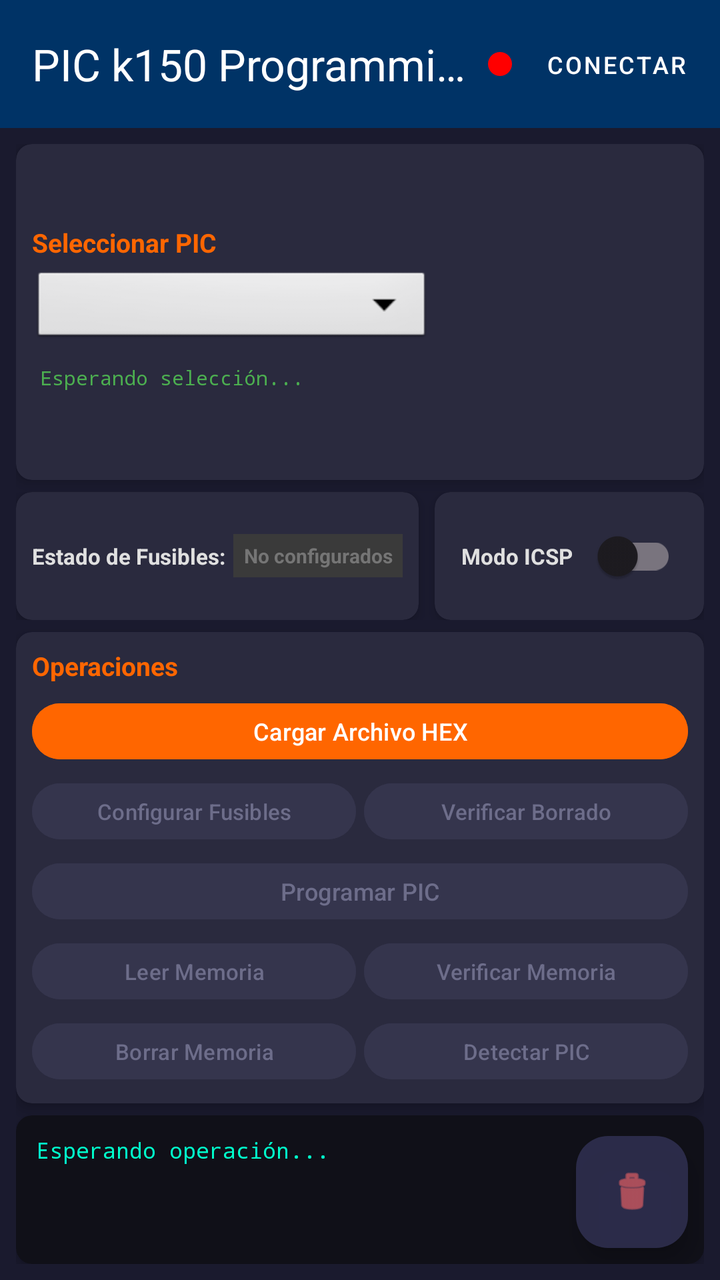
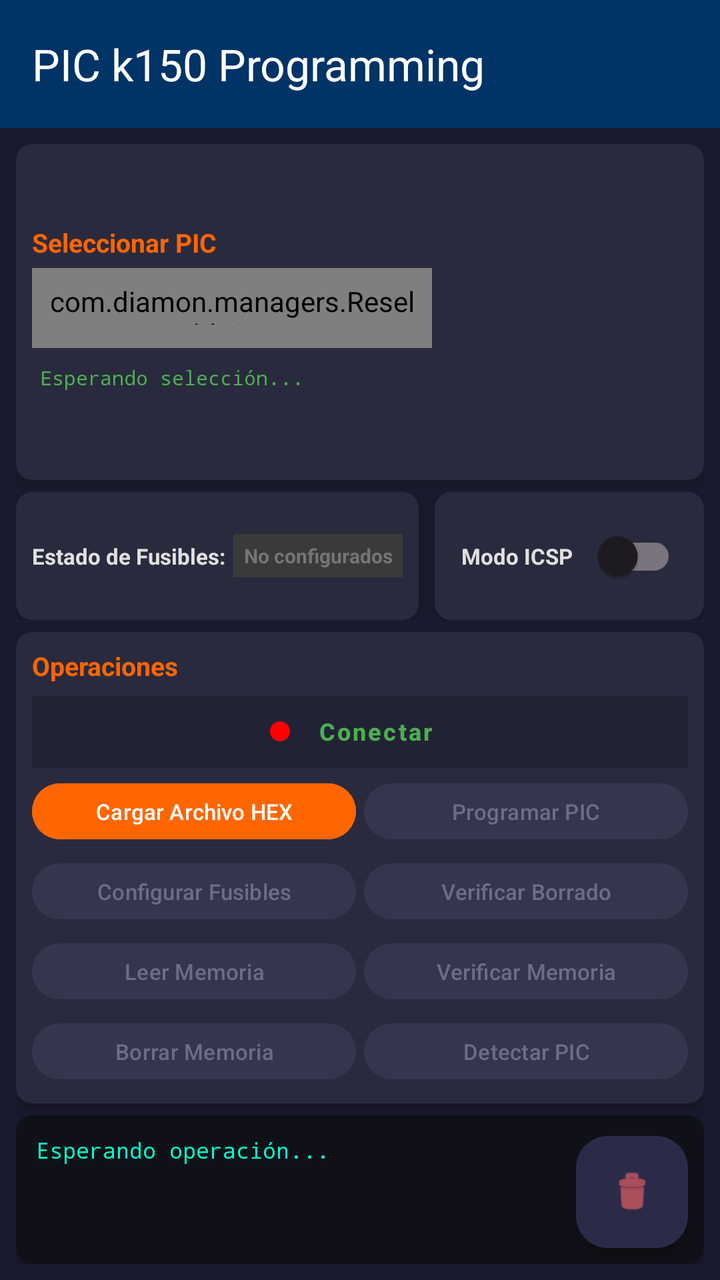

Before-and-after screenshots of an Android layout around one commit, followed by the original layout XML and the change that was made.
<!-- AndroidManifest.xml: application theme Theme.PICk150Programing -->
<!-- res/layout/activity_main.xml -->
<?xml version="1.0" encoding="utf-8"?>
<androidx.constraintlayout.widget.ConstraintLayout
    xmlns:android="http://schemas.android.com/apk/res/android"
    xmlns:app="http://schemas.android.com/apk/res-auto"
    xmlns:tools="http://schemas.android.com/tools"
    android:id="@+id/main"
    android:layout_width="match_parent"
    android:layout_height="match_parent"
    android:background="#1A1A2E"
    tools:context=".MainActivity">

    
    <com.google.android.material.appbar.AppBarLayout
        android:id="@+id/appBarLayout"
        android:layout_width="0dp"
        android:layout_height="wrap_content"
        android:elevation="8dp"
        app:layout_constraintEnd_toEndOf="parent"
        app:layout_constraintStart_toStartOf="parent"
        app:layout_constraintTop_toTopOf="parent">

        <androidx.appcompat.widget.Toolbar
            android:id="@+id/toolbar"
            android:layout_width="match_parent"
            android:layout_height="?attr/actionBarSize"
            android:background="#003366"
            android:elevation="8dp"
            app:titleTextColor="#FFFFFF"
            app:title="@string/app_name">

            <LinearLayout
                android:layout_width="wrap_content"
                android:layout_height="wrap_content"
                android:layout_gravity="end"
                android:gravity="center_vertical"
                android:orientation="horizontal"
                android:layout_marginEnd="8dp">

                <View
                    android:id="@+id/connectionIndicator"
                    android:layout_width="12dp"
                    android:layout_height="12dp"
                    android:layout_marginEnd="8dp"
                    android:background="@drawable/connection_indicator" />

                <com.google.android.material.button.MaterialButton
                    android:id="@+id/btnConnectUsb"
                    style="@style/Widget.MaterialComponents.Button.TextButton"
                    android:layout_width="wrap_content"
                    android:layout_height="36dp"
                    android:paddingHorizontal="8dp"
                    android:text="Conectar"
                    android:textColor="#FFFFFF"
                    android:textSize="12sp" />
            </LinearLayout>
        </androidx.appcompat.widget.Toolbar>
    </com.google.android.material.appbar.AppBarLayout>

    
    <LinearLayout
        android:id="@+id/mainContentLayout"
        android:layout_width="0dp"
        android:layout_height="0dp"
        android:orientation="vertical"
        android:padding="8dp"
        app:layout_constraintTop_toBottomOf="@+id/appBarLayout"
        app:layout_constraintBottom_toTopOf="@+id/bannerContainer"
        app:layout_constraintStart_toStartOf="parent"
        app:layout_constraintEnd_toEndOf="parent">

        
        <androidx.cardview.widget.CardView
            android:layout_width="match_parent"
            android:layout_height="wrap_content"
            android:layout_marginBottom="6dp"
            app:cardBackgroundColor="#2A2A3E"
            app:cardCornerRadius="8dp"
            app:cardElevation="4dp">

            <LinearLayout
                android:layout_width="match_parent"
                android:layout_height="wrap_content"
                android:orientation="horizontal"
                android:padding="8dp"
                android:baselineAligned="false"
                android:gravity="center_vertical">

                
                <LinearLayout
                    android:layout_width="0dp"
                    android:layout_height="wrap_content"
                    android:layout_weight="1"
                    android:orientation="vertical">

                    <TextView
                        android:layout_width="wrap_content"
                        android:layout_height="wrap_content"
                        android:layout_marginBottom="4dp"
                        android:text="@string/seleccionar_chip_pic"
                        android:textColor="#FF6600"
                        android:textSize="13sp"
                        android:textStyle="bold" />

                    <Spinner
                        android:id="@+id/chipSpinner"
                        android:layout_width="match_parent"
                        android:layout_height="40dp"
                        android:layout_marginBottom="4dp"
                        android:background="@android:drawable/btn_dropdown"
                        android:paddingStart="8dp"
                        android:paddingEnd="8dp"
                        android:spinnerMode="dropdown" />

                    <TextView
                        android:id="@+id/chipInfoTextView"
                        android:layout_width="match_parent"
                        android:layout_height="wrap_content"
                        android:fontFamily="monospace"
                        android:padding="4dp"
                        android:text="@string/esperando_seleccion"
                        android:textColor="#4CAF50"
                        android:textSize="10sp" />
                </LinearLayout>

                
                <ImageView
                    android:id="@+id/chipSocketImageView"
                    android:layout_width="120dp"
                    android:layout_height="144dp"
                    android:layout_marginStart="8dp"
                    android:layout_marginTop="4dp"
                    android:layout_marginBottom="4dp"
                    android:contentDescription="Socket Diagram"
                    android:scaleType="fitCenter"
                    android:visibility="visible" />
            </LinearLayout>
        </androidx.cardview.widget.CardView>

        
        <LinearLayout
            android:layout_width="match_parent"
            android:layout_height="wrap_content"
            android:orientation="horizontal"
            android:layout_marginBottom="6dp"
            android:gravity="center_vertical">

            
            <androidx.cardview.widget.CardView
                android:layout_width="0dp"
                android:layout_height="match_parent"
                android:layout_weight="1.2"
                android:layout_marginEnd="4dp"
                app:cardBackgroundColor="#2A2A3E"
                app:cardCornerRadius="8dp"
                app:cardElevation="4dp">

                <LinearLayout
                    android:layout_width="match_parent"
                    android:layout_height="match_parent"
                    android:orientation="horizontal"
                    android:padding="8dp"
                    android:gravity="center_vertical">

                    <TextView
                        android:layout_width="wrap_content"
                        android:layout_height="wrap_content"
                        android:text="@string/estado_fusibles"
                        android:textColor="#E0E0E0"
                        android:textSize="11sp"
                        android:textStyle="bold"
                        android:layout_marginEnd="4dp" />

                    <TextView
                        android:id="@+id/fuseStatusTextView"
                        android:layout_width="0dp"
                        android:layout_height="wrap_content"
                        android:layout_weight="1"
                        android:text="@string/fuses_no_configurados"
                        android:textColor="#757575"
                        android:textSize="10sp"
                        android:textStyle="bold"
                        android:gravity="center"
                        android:paddingStart="4dp"
                        android:paddingEnd="4dp"
                        android:paddingTop="4dp"
                        android:paddingBottom="4dp"
                        android:background="#3A3A3A"
                        android:ellipsize="end"
                        android:singleLine="true" />
                </LinearLayout>
            </androidx.cardview.widget.CardView>

            
            <androidx.cardview.widget.CardView
                android:layout_width="0dp"
                android:layout_height="match_parent"
                android:layout_weight="0.8"
                android:layout_marginStart="4dp"
                app:cardBackgroundColor="#2A2A3E"
                app:cardCornerRadius="8dp"
                app:cardElevation="4dp">

                <LinearLayout
                    android:layout_width="match_parent"
                    android:layout_height="match_parent"
                    android:orientation="horizontal"
                    android:padding="8dp"
                    android:gravity="center">

                    <TextView
                        android:layout_width="wrap_content"
                        android:layout_height="wrap_content"
                        android:text="@string/modo_icsp"
                        android:textColor="#E0E0E0"
                        android:textSize="11sp"
                        android:textStyle="bold"
                        android:layout_marginEnd="4dp" />

                    <androidx.appcompat.widget.SwitchCompat
                        android:id="@+id/swModeICSP"
                        android:layout_width="wrap_content"
                        android:layout_height="wrap_content"
                        android:thumbTint="#FFFFFF"
                        android:trackTint="#90EE90" />
                </LinearLayout>
            </androidx.cardview.widget.CardView>

        </LinearLayout>

        
        <androidx.cardview.widget.CardView
            android:layout_width="match_parent"
            android:layout_height="wrap_content"
            android:layout_marginBottom="6dp"
            app:cardBackgroundColor="#2A2A3E"
            app:cardCornerRadius="8dp"
            app:cardElevation="4dp">

            <LinearLayout
                android:layout_width="match_parent"
                android:layout_height="wrap_content"
                android:orientation="vertical"
                android:padding="8dp">

                <TextView
                    android:layout_width="wrap_content"
                    android:layout_height="wrap_content"
                    android:layout_marginBottom="6dp"
                    android:text="@string/operaciones"
                    android:textColor="#FF6600"
                    android:textSize="13sp"
                    android:textStyle="bold" />

                
                <Button
                    android:id="@+id/btnSelectHex"
                    android:layout_width="match_parent"
                    android:layout_height="36dp"
                    android:layout_marginBottom="4dp"
                    android:backgroundTint="#FF6600"
                    android:textAllCaps="false"
                    android:text="@string/cargar_archivo_hex"
                    android:textColor="#FFFFFF"
                    android:textSize="12sp"
                    android:paddingTop="0dp"
                    android:paddingBottom="0dp" />

                
                <LinearLayout
                    android:layout_width="match_parent"
                    android:layout_height="wrap_content"
                    android:layout_marginBottom="4dp"
                    android:orientation="horizontal">

                    <Button
                        android:id="@+id/btnConfigureFuses"
                        android:layout_width="0dp"
                        android:layout_height="36dp"
                        android:layout_marginEnd="2dp"
                        android:layout_weight="1"
                        android:backgroundTint="#35354D"
                        android:enabled="false"
                        android:textAllCaps="false"
                        android:text="@string/configurar_fusibles"
                        android:textColor="#6D6D8A"
                        android:textSize="11sp"
                        android:paddingTop="0dp"
                        android:paddingBottom="0dp" />

                    <Button
                        android:id="@+id/btnBlankCheck"
                        android:layout_width="0dp"
                        android:layout_height="36dp"
                        android:layout_marginStart="2dp"
                        android:layout_weight="1"
                        android:backgroundTint="#35354D"
                        android:enabled="false"
                        android:textAllCaps="false"
                        android:text="@string/verificar_borrado"
                        android:textColor="#6D6D8A"
                        android:textSize="11sp"
                        android:paddingTop="0dp"
                        android:paddingBottom="0dp" />
                </LinearLayout>

                
                <Button
                    android:id="@+id/btnProgramarPic"
                    android:layout_width="match_parent"
                    android:layout_height="36dp"
                    android:layout_marginBottom="4dp"
                    android:backgroundTint="#35354D"
                    android:enabled="false"
                    android:textAllCaps="false"
                    android:text="@string/programar_pic"
                    android:textColor="#6D6D8A"
                    android:textSize="12sp"
                    android:paddingTop="0dp"
                    android:paddingBottom="0dp" />

                
                <LinearLayout
                    android:layout_width="match_parent"
                    android:layout_height="wrap_content"
                    android:layout_marginBottom="4dp"
                    android:orientation="horizontal">

                    <Button
                        android:id="@+id/btnLeerMemoriaDeLPic"
                        android:layout_width="0dp"
                        android:layout_height="36dp"
                        android:layout_marginEnd="2dp"
                        android:layout_weight="1"
                        android:backgroundTint="#35354D"
                        android:enabled="false"
                        android:textAllCaps="false"
                        android:text="@string/leer_memoria"
                        android:textColor="#6D6D8A"
                        android:textSize="11sp"
                        android:paddingTop="0dp"
                        android:paddingBottom="0dp" />

                    <Button
                        android:id="@+id/btnVerificarMemoriaDelPic"
                        android:layout_width="0dp"
                        android:layout_height="36dp"
                        android:layout_marginStart="2dp"
                        android:layout_weight="1"
                        android:backgroundTint="#35354D"
                        android:enabled="false"
                        android:textAllCaps="false"
                        android:text="@string/verificar"
                        android:textColor="#6D6D8A"
                        android:textSize="11sp"
                        android:paddingTop="0dp"
                        android:paddingBottom="0dp" />
                </LinearLayout>

                
                <LinearLayout
                    android:layout_width="match_parent"
                    android:layout_height="wrap_content"
                    android:orientation="horizontal">

                    <Button
                        android:id="@+id/btnBorrarMemoriaDeLPic"
                        android:layout_width="0dp"
                        android:layout_height="36dp"
                        android:layout_marginEnd="2dp"
                        android:layout_weight="1"
                        android:backgroundTint="#35354D"
                        android:enabled="false"
                        android:textAllCaps="false"
                        android:text="@string/borrar_memoria"
                        android:textColor="#6D6D8A"
                        android:textSize="11sp"
                        android:paddingTop="0dp"
                        android:paddingBottom="0dp" />

                    <Button
                        android:id="@+id/btnDetectarPic"
                        android:layout_width="0dp"
                        android:layout_height="36dp"
                        android:layout_marginStart="2dp"
                        android:layout_weight="1"
                        android:backgroundTint="#35354D"
                        android:enabled="false"
                        android:textAllCaps="false"
                        android:text="@string/detectar_pic"
                        android:textColor="#6D6D8A"
                        android:textSize="11sp"
                        android:paddingTop="0dp"
                        android:paddingBottom="0dp" />
                </LinearLayout>
            </LinearLayout>
        </androidx.cardview.widget.CardView>

        
        <androidx.cardview.widget.CardView
            android:layout_width="match_parent"
            android:layout_height="0dp"
            android:layout_weight="1"
            app:cardBackgroundColor="#101018"
            app:cardCornerRadius="8dp"
            app:cardElevation="4dp">

            
            <FrameLayout
                android:layout_width="match_parent"
                android:layout_height="match_parent">

                
                <ScrollView
                    android:id="@+id/logScrollView"
                    android:layout_width="match_parent"
                    android:layout_height="match_parent"
                    android:fillViewport="true"
                    android:scrollbars="vertical">

                    <TextView
                        android:id="@+id/processStatusTextView"
                        android:layout_width="match_parent"
                        android:layout_height="wrap_content"
                        android:fontFamily="monospace"
                        android:gravity="start|top"
                        android:padding="10dp"
                        android:paddingBottom="48dp"
                        android:text="@string/esperando_operacion"
                        android:textColor="#00FFCC"
                        android:textSize="11sp" />
                </ScrollView>

                
                <com.google.android.material.floatingactionbutton.FloatingActionButton
                    android:id="@+id/btnLimpiarLog"
                    android:layout_width="wrap_content"
                    android:layout_height="wrap_content"
                    android:layout_gravity="bottom|end"
                    android:layout_margin="8dp"
                    android:contentDescription="Limpiar log"
                    app:srcCompat="@android:drawable/ic_menu_delete"
                    app:backgroundTint="#CC333355"
                    app:fabSize="mini"
                    app:tint="#FF6666" />

            </FrameLayout>
        </androidx.cardview.widget.CardView>

        
        <LinearLayout
            android:id="@+id/romDataContainer"
            android:layout_width="match_parent"
            android:layout_height="wrap_content"
            android:orientation="vertical"
            android:visibility="gone" />

        <LinearLayout
            android:id="@+id/eepromDataContainer"
            android:layout_width="match_parent"
            android:layout_height="wrap_content"
            android:orientation="vertical"
            android:visibility="gone" />

    </LinearLayout>

    
    <FrameLayout
        android:id="@+id/bannerContainer"
        android:layout_width="0dp"
        android:layout_height="wrap_content"
        app:layout_constraintBottom_toBottomOf="parent"
        app:layout_constraintEnd_toEndOf="parent"
        app:layout_constraintStart_toStartOf="parent" />

</androidx.constraintlayout.widget.ConstraintLayout>
<!-- resources referenced by this layout -->
<resources>
  <!-- drawable connection_indicator (drawable) -->
  <?xml version="1.0" encoding="utf-8"?>
  <shape xmlns:android="http://schemas.android.com/apk/res/android"
      android:shape="oval">
      <solid android:color="#FF0000" />
      <size android:width="12dp" android:height="12dp" />
  </shape>
  <string name="app_name">PIC k150 Programming</string>
  <string name="borrar_memoria">Borrar Memoria</string>
  <string name="cargar_archivo_hex">Cargar Archivo HEX</string>
  <string name="configurar_fusibles">Configurar Fusibles</string>
  <string name="detectar_pic">Detectar PIC</string>
  <string name="esperando_operacion">Esperando operación...</string>
  <string name="esperando_seleccion">Esperando selección...</string>
  <string name="estado_fusibles">Estado de Fusibles:</string>
  <string name="fuses_no_configurados">No configurados</string>
  <string name="leer_memoria">Leer Memoria</string>
  <string name="modo_icsp">Modo ICSP</string>
  <string name="operaciones">Operaciones</string>
  <string name="programar_pic">Programar PIC</string>
  <string name="seleccionar_chip_pic">Seleccionar PIC</string>
  <string name="verificar">Verificar Memoria</string>
  <string name="verificar_borrado">Verificar Borrado</string>
  <style name="Theme.PICk150Programing" parent="Base.Theme.PICk150Programing" />
  <style name="Base.Theme.PICk150Programing" parent="Theme.Material3.DayNight.NoActionBar">
          
          <item name="actionMenuTextColor">@color/white</item>
          <item name="android:textColorSecondary">@color/white</item>
          
          
          <item name="android:statusBarColor">@android:color/transparent</item>
          <item name="android:navigationBarColor">@android:color/transparent</item>
          <item name="android:windowLightStatusBar" tools:targetApi="m">true</item>
          <item name="android:windowLightNavigationBar" tools:targetApi="o_mr1">true</item>
      </style>
  <color name="white">#FFFFFFFF</color>
</resources>

<!-- the commit's change to res/layout/activity_main.xml (unified diff, before → after) -->
@@ -26,34 +26,7 @@
             android:background="#003366"
             android:elevation="8dp"
             app:titleTextColor="#FFFFFF"
-            app:title="@string/app_name">
-
-            <LinearLayout
-                android:layout_width="wrap_content"
-                android:layout_height="wrap_content"
-                android:layout_gravity="end"
-                android:gravity="center_vertical"
-                android:orientation="horizontal"
-                android:layout_marginEnd="8dp">
-
-                <View
-                    android:id="@+id/connectionIndicator"
-                    android:layout_width="12dp"
-                    android:layout_height="12dp"
-                    android:layout_marginEnd="8dp"
-                    android:background="@drawable/connection_indicator" />
-
-                <com.google.android.material.button.MaterialButton
-                    android:id="@+id/btnConnectUsb"
-                    style="@style/Widget.MaterialComponents.Button.TextButton"
-                    android:layout_width="wrap_content"
-                    android:layout_height="36dp"
-                    android:paddingHorizontal="8dp"
-                    android:text="Conectar"
-                    android:textColor="#FFFFFF"
-                    android:textSize="12sp" />
-            </LinearLayout>
-        </androidx.appcompat.widget.Toolbar>
+            app:title="@string/app_name" />
     </com.google.android.material.appbar.AppBarLayout>
 
     
@@ -101,7 +74,7 @@
                         android:textSize="13sp"
                         android:textStyle="bold" />
 
-                    <Spinner
+                    <com.diamon.managers.ReselectableSpinner
                         android:id="@+id/chipSpinner"
                         android:layout_width="match_parent"
                         android:layout_height="40dp"
@@ -252,18 +225,37 @@
                     android:textStyle="bold" />
 
                 
-                <Button
-                    android:id="@+id/btnSelectHex"
+                <LinearLayout
+                    android:id="@+id/layoutConnectUsb"
                     android:layout_width="match_parent"
                     android:layout_height="36dp"
                     android:layout_marginBottom="4dp"
-                    android:backgroundTint="#FF6600"
-                    android:textAllCaps="false"
-                    android:text="@string/cargar_archivo_hex"
-                    android:textColor="#FFFFFF"
-                    android:textSize="12sp"
-                    android:paddingTop="0dp"
-                    android:paddingBottom="0dp" />
+                    android:gravity="center"
+                    android:orientation="horizontal"
+                    android:background="#222235">
+
+                    <View
+                        android:id="@+id/connectionIndicator"
+                        android:layout_width="10dp"
+                        android:layout_height="10dp"
+                        android:layout_marginEnd="6dp"
+                        android:background="@drawable/connection_indicator" />
+
+                    <com.google.android.material.button.MaterialButton
+                        android:id="@+id/btnConnectUsb"
+                        style="@style/Widget.MaterialComponents.Button.TextButton"
+                        android:layout_width="wrap_content"
+                        android:layout_height="match_parent"
+                        android:text="Conectar"
+                        android:textColor="#4CAF50"
+                        android:textSize="12sp"
+                        android:textStyle="bold"
+                        android:textAllCaps="false"
+                        android:minWidth="0dp"
+                        android:paddingHorizontal="8dp"
+                        android:paddingTop="0dp"
+                        android:paddingBottom="0dp" />
+                </LinearLayout>
 
                 
                 <LinearLayout
@@ -273,6 +265,43 @@
                     android:orientation="horizontal">
 
                     <Button
+                        android:id="@+id/btnSelectHex"
+                        android:layout_width="0dp"
+                        android:layout_height="36dp"
+                        android:layout_marginEnd="2dp"
+                        android:layout_weight="1"
+                        android:backgroundTint="#FF6600"
+                        android:textAllCaps="false"
+                        android:text="@string/cargar_archivo_hex"
+                        android:textColor="#FFFFFF"
+                        android:textSize="11sp"
+                        android:paddingTop="0dp"
+                        android:paddingBottom="0dp" />
+
+                    <Button
+                        android:id="@+id/btnProgramarPic"
+                        android:layout_width="0dp"
+                        android:layout_height="36dp"
+                        android:layout_marginStart="2dp"
+                        android:layout_weight="1"
+                        android:backgroundTint="#35354D"
+                        android:enabled="false"
+                        android:textAllCaps="false"
+                        android:text="@string/programar_pic"
+                        android:textColor="#6D6D8A"
+                        android:textSize="11sp"
+                        android:paddingTop="0dp"
+                        android:paddingBottom="0dp" />
+                </LinearLayout>
+
+                
+                <LinearLayout
+                    android:layout_width="match_parent"
+                    android:layout_height="wrap_content"
+                    android:layout_marginBottom="4dp"
+                    android:orientation="horizontal">
+
+                    <Button
                         android:id="@+id/btnConfigureFuses"
                         android:layout_width="0dp"
                         android:layout_height="36dp"
@@ -302,21 +331,6 @@
                         android:paddingTop="0dp"
                         android:paddingBottom="0dp" />
                 </LinearLayout>
-
-                
-                <Button
-                    android:id="@+id/btnProgramarPic"
-                    android:layout_width="match_parent"
-                    android:layout_height="36dp"
-                    android:layout_marginBottom="4dp"
-                    android:backgroundTint="#35354D"
-                    android:enabled="false"
-                    android:textAllCaps="false"
-                    android:text="@string/programar_pic"
-                    android:textColor="#6D6D8A"
-                    android:textSize="12sp"
-                    android:paddingTop="0dp"
-                    android:paddingBottom="0dp" />
 
                 
                 <LinearLayout
